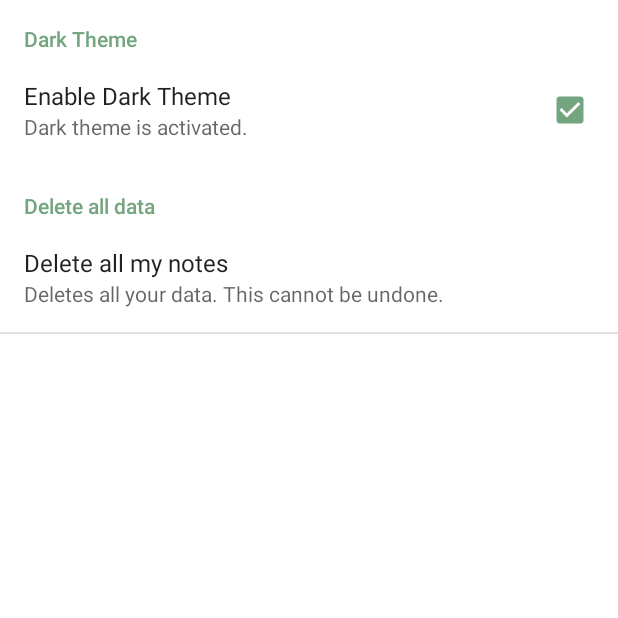
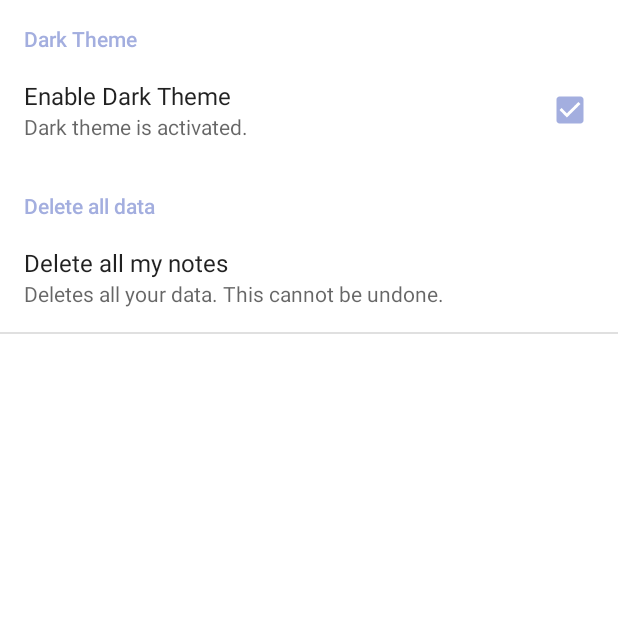
Before and after one commit to tara-pogancev/android-note-app, an Android app: the Settings screen opened directly, with no data from a screen before it, after a tap on "Enable Dark Theme", on a phone screen of 412 x 824 dp, the top half of it. Run offline under Robolectric (Android 15) with nearby library versions, the phone set to English and light mode, and no system bars.

Commit message:
fix: theme file

```diff
--- a/Notes By Cats/app/src/main/java/com/tarapogancev/notesbycats/Settings.kt
+++ b/Notes By Cats/app/src/main/java/com/tarapogancev/notesbycats/Settings.kt
@@ -1,30 +1,55 @@
 package com.tarapogancev.notesbycats
 
 import android.content.Intent
+import android.content.SharedPreferences
+import android.graphics.Color
 import androidx.appcompat.app.AppCompatActivity
 import android.os.Bundle
+import android.preference.CheckBoxPreference
+import android.preference.Preference
 import android.preference.PreferenceActivity
+import android.preference.PreferenceManager
 import android.view.View
 import android.widget.ImageView
 import android.widget.Toast
 
 class Settings : PreferenceActivity() {
 
-    private lateinit var imageView_back: ImageView
-
     override fun onCreate(savedInstanceState: Bundle?) {
         super.onCreate(savedInstanceState)
         addPreferencesFromResource(R.xml.prefs)
-/*
-        imageView_back = findViewById(R.id.imageView_back)
-        imageView_back.setOnClickListener(object: View.OnClickListener{
-            override fun onClick(p0: View?) {
-                val intent: Intent = Intent(this@Settings, MainActivity::class.java)
-                startActivity(intent)
+        loadSettings()
+    }
+
+    fun loadSettings() {
+        var sharedPreferences: SharedPreferences = PreferenceManager.getDefaultSharedPreferences(this)
+        var darkMode: Boolean = sharedPreferences.getBoolean("DarkTheme", false)
+        if (darkMode) {
+            setTheme(R.style.Theme_NotesByCatsDark)
+        } else {
+            setTheme(R.style.Theme_NotesByCats)
+        }
+
+        var checkBox_nigth: CheckBoxPreference = findPreference("DarkTheme") as CheckBoxPreference
+        checkBox_nigth.setOnPreferenceChangeListener(object: Preference.OnPreferenceChangeListener {
+            override fun onPreferenceChange(p0: Preference?, p1: Any?): Boolean {
+
+                var darkMode: Boolean = p1 as Boolean
+                if (darkMode) {
+                    setTheme(R.style.Theme_NotesByCatsDark)
+                } else {
+                    setTheme(R.style.Theme_NotesByCats)
+                }
+
+                recreate()
+                return true
             }
 
         })
- */
+    }
 
+    override fun onResume() {
+        loadSettings()
+        super.onResume()
     }
 }
--- a/Notes By Cats/app/src/main/res/values/themes.xml
+++ b/Notes By Cats/app/src/main/res/values/themes.xml
@@ -5,10 +5,28 @@
         <item name="colorPrimary">@color/main_purple</item>
         <item name="colorPrimaryVariant">@color/dark_purple</item>
         <item name="colorOnPrimary">@color/white</item>
+        <item name="background">@color/white</item>
         <!-- Secondary brand color. -->
         <item name="colorSecondary">@color/soft_green</item>
         <item name="colorSecondaryVariant">@color/accent_green</item>
         <item name="colorOnSecondary">@color/black</item>
+        <!-- Status bar color. -->
+        <item name="android:statusBarColor" tools:targetApi="l">?attr/colorPrimaryVariant</item>
+        <!-- Customize your theme here. -->
+        <item name="windowActionBar">true</item>
+        <item name="windowNoTitle">false</item>
+    </style>
+
+    <style name="Theme.NotesByCatsDark" parent="Theme.MaterialComponents.DayNight.DarkActionBar">
+        <!-- Primary brand color. -->
+        <item name="colorPrimary">@color/soft_green</item>
+        <item name="colorPrimaryVariant">@color/accent_green</item>
+        <item name="colorOnPrimary">@color/black</item>
+        <item name="background">@color/black</item>
+        <!-- Secondary brand color. -->
+        <item name="colorSecondary">@color/main_purple</item>
+        <item name="colorSecondaryVariant">@color/dark_purple</item>
+        <item name="colorOnSecondary">@color/background_gray</item>
         <!-- Status bar color. -->
         <item name="android:statusBarColor" tools:targetApi="l">?attr/colorPrimaryVariant</item>
         <!-- Customize your theme here. -->
```
